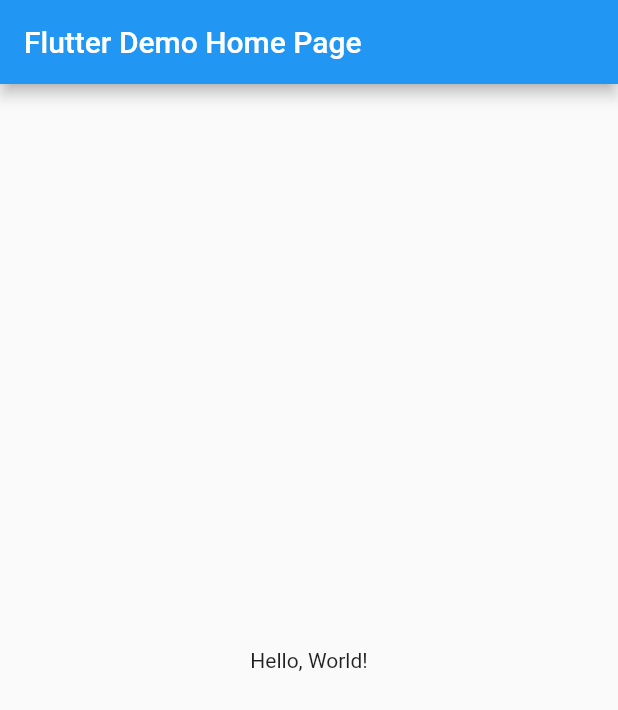
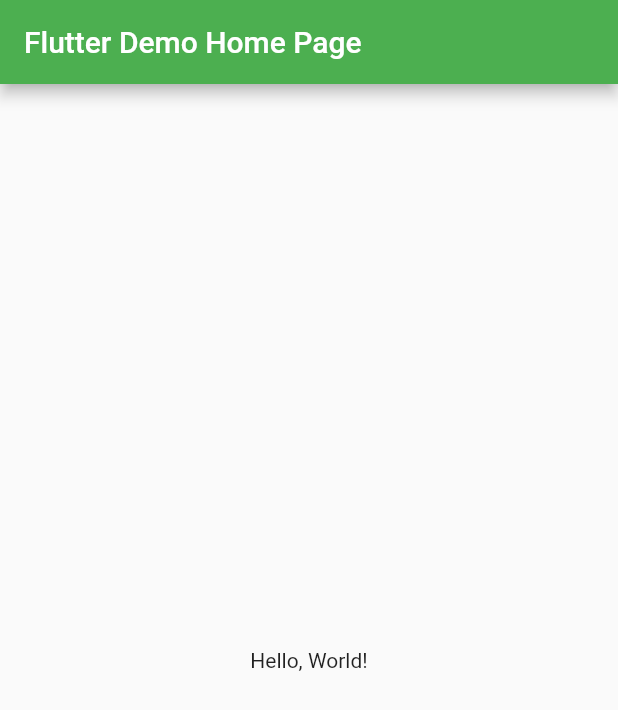
Before and after one commit to Ashokpal24/Flutter_hello_world, a Flutter app: the screen it shows after launch, on a phone screen of 412 x 824 dp. Shown: the top 710 px of the screen. Run offline on Flutter 3.47's test engine with Material 2 defaults, Android fonts, the phone set to English and light mode, and no system bars.

Commit message:
changed a color

```diff
--- a/lib/main.dart
+++ b/lib/main.dart
@@ -1,6 +1,6 @@
 import 'package:flutter/material.dart';
 
-void main() => runApp(MyApp());
+void main() => runApp(const MyApp());
 
 class MyApp extends StatelessWidget {
   const MyApp({super.key});
@@ -13,10 +13,10 @@ class MyApp extends StatelessWidget {
       // Application theme data, you can set the colors for the application as
       // you want
       theme: ThemeData(
-        primarySwatch: Colors.blue,
+        primarySwatch: Colors.green,
       ),
       // A widget which will be started on application startup
-      home: MyHomePage(title: 'Flutter Demo Home Page'),
+      home: const MyHomePage(title: 'Flutter Demo Home Page'),
     );
   }
 }
@@ -32,7 +32,7 @@ class MyHomePage extends StatelessWidget {
         // The title text which will be shown on the action bar
         title: Text(title),
       ),
-      body: Center(
+      body: const Center(
         child: Text(
           'Hello, World!',
         ),
```
